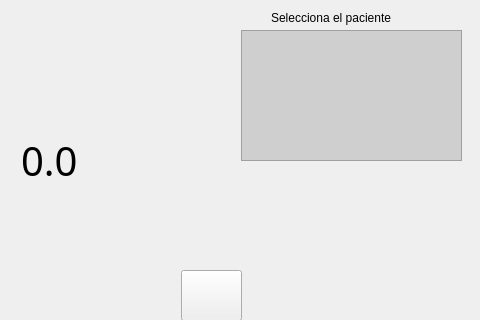
Before: the Qt Designer form login_jesus/cronometre.ui in enriquepoler/2damUAProject, drawn with Qt 5; both pictures show x 419 to 899 and y 0 to 320 of the 899 by 711 pixel window.
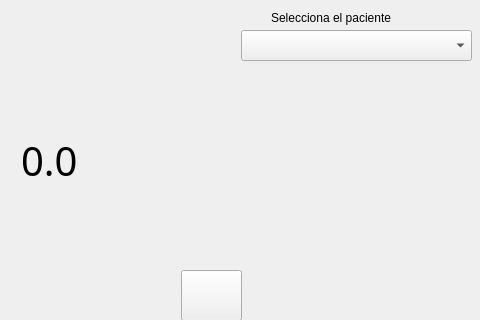
After: the same form once the commit is applied. Icons and pictures are not drawn.

Commit message: Creat una clase per a administrar les consultes i modificada la crida a ella en login i cronometre, modificades les interfaçes minimament, reestructurada la base de dades i renombrada

```diff
--- a/login_jesus/cronometre.ui
+++ b/login_jesus/cronometre.ui
@@ -80,19 +80,6 @@
     </size>
    </property>
   </widget>
-  <widget class="QListView" name="selectionPatient">
-   <property name="geometry">
-    <rect>
-     <x>660</x>
-     <y>30</y>
-     <width>221</width>
-     <height>131</height>
-    </rect>
-   </property>
-   <property name="styleSheet">
-    <string notr="true">background-color: #cfcfcf;</string>
-   </property>
-  </widget>
   <widget class="QLabel" name="chrono">
    <property name="geometry">
     <rect>
@@ -181,6 +168,16 @@
     <string>Anotaciones</string>
    </property>
   </widget>
+  <widget class="QComboBox" name="comboBoxPacientes">
+   <property name="geometry">
+    <rect>
+     <x>660</x>
+     <y>30</y>
+     <width>231</width>
+     <height>31</height>
+    </rect>
+   </property>
+  </widget>
  </widget>
  <resources/>
  <connections/>
```
The commit also changes 7 other files.
